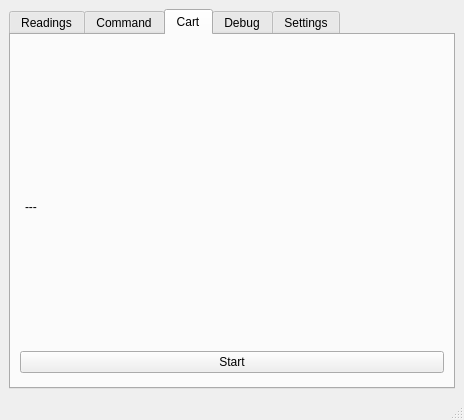
First picture: the form in tf03_test/main_window.ui, repository codincodee/tf0x_dev, before the edit.
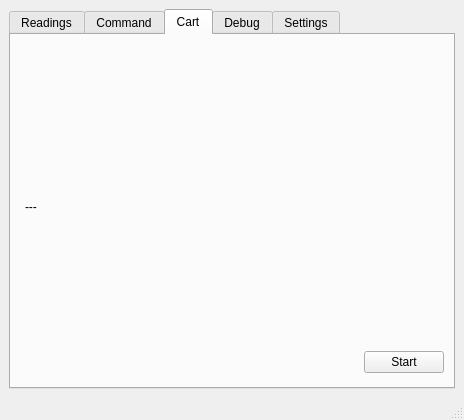
Second picture: the form after the edit. The open tabs and pages were chosen to show the change.

What changed in the file:
```diff
--- a/tf03_test/main_window.ui
+++ b/tf03_test/main_window.ui
@@ -655,6 +655,19 @@
           </item>
           <item>
            <layout class="QHBoxLayout" name="horizontalLayout_12">
+            <item>
+             <spacer name="horizontalSpacer_16">
+              <property name="orientation">
+               <enum>Qt::Horizontal</enum>
+              </property>
+              <property name="sizeHint" stdset="0">
+               <size>
+                <width>40</width>
+                <height>20</height>
+               </size>
+              </property>
+             </spacer>
+            </item>
             <item>
              <widget class="QPushButton" name="CartStartTestPushButton">
               <property name="text">
```
Left out of the diff: 2 changed lines with no effect on the pictures.
